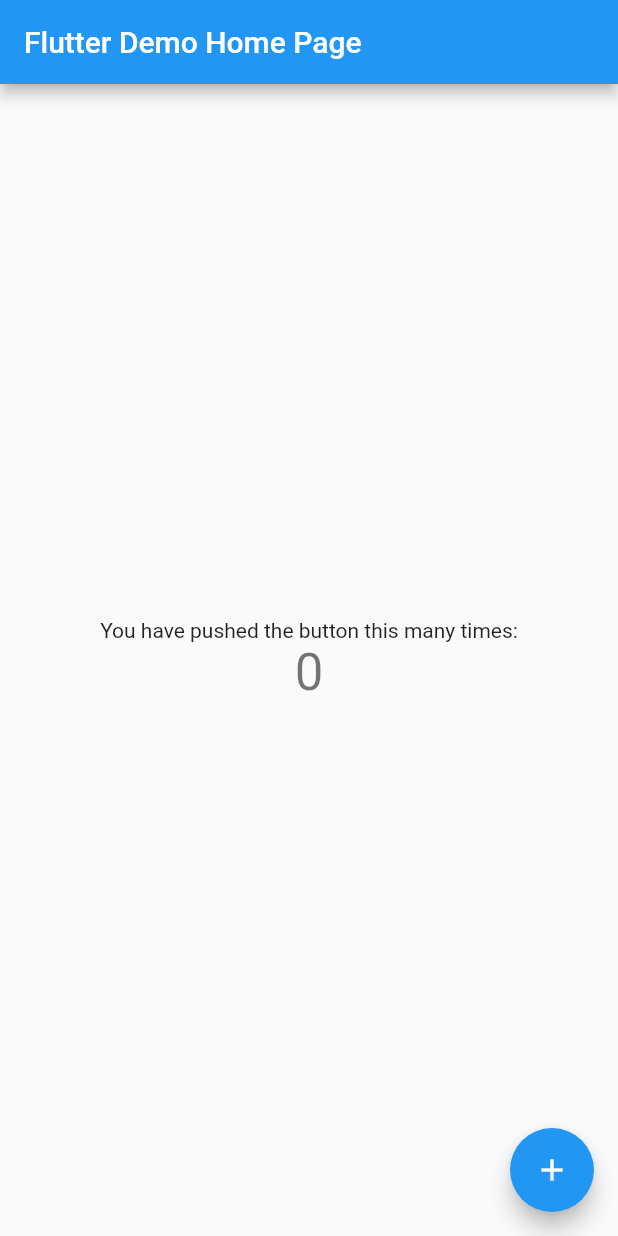
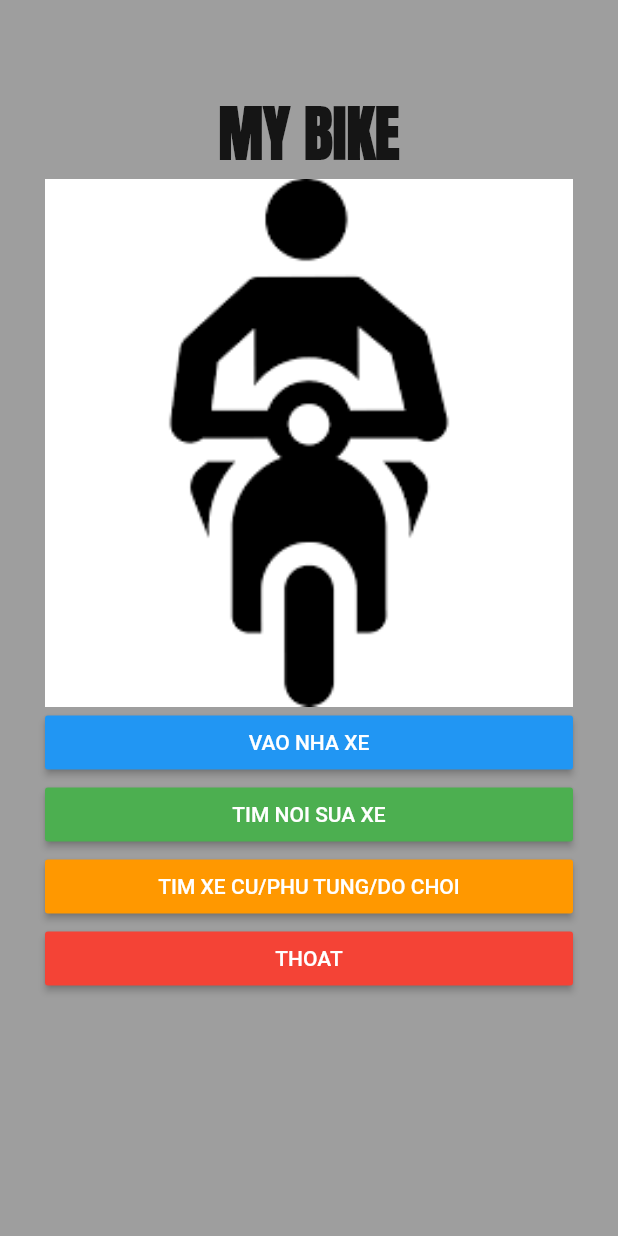
Before and after one commit to nguyenqhuy1512/my_bike, a Flutter app: the screen it shows after launch, on a phone screen of 412 x 824 dp. Run offline on Flutter 3.47's test engine with Material 2 defaults, Android fonts, the phone set to English and light mode, and no system bars.

Commit message:
home and garage commit

```diff
--- a/lib/main.dart
+++ b/lib/main.dart
@@ -1,117 +1,12 @@
 import 'package:flutter/material.dart';
+import 'package:my_bike/screens/home.dart';
+import 'package:my_bike/screens/garages.dart';
 
 void main() {
-  runApp(MyApp());
+  runApp(
+    MaterialApp(
+      home: Home(),
+      //home: Garages(),
+    )
+  );
 }
-
-class MyApp extends StatelessWidget {
-  // This widget is the root of your application.
-  @override
-  Widget build(BuildContext context) {
-    return MaterialApp(
-      title: 'Flutter Demo',
-      theme: ThemeData(
-        // This is the theme of your application.
-        //
-        // Try running your application with "flutter run". You'll see the
-        // application has a blue toolbar. Then, without quitting the app, try
-        // changing the primarySwatch below to Colors.green and then invoke
-        // "hot reload" (press "r" in the console where you ran "flutter run",
-        // or simply save your changes to "hot reload" in a Flutter IDE).
-        // Notice that the counter didn't reset back to zero; the application
-        // is not restarted.
-        primarySwatch: Colors.blue,
-        // This makes the visual density adapt to the platform that you run
-        // the app on. For desktop platforms, the controls will be smaller and
-        // closer together (more dense) than on mobile platforms.
-        visualDensity: VisualDensity.adaptivePlatformDensity,
-      ),
-      home: MyHomePage(title: 'Flutter Demo Home Page'),
-    );
-  }
-}
-
-class MyHomePage extends StatefulWidget {
-  MyHomePage({Key key, this.title}) : super(key: key);
-
-  // This widget is the home page of your application. It is stateful, meaning
-  // that it has a State object (defined below) that contains fields that affect
-  // how it looks.
-
-  // This class is the configuration for the state. It holds the values (in this
-  // case the title) provided by the parent (in this case the App widget) and
-  // used by the build method of the State. Fields in a Widget subclass are
-  // always marked "final".
-
-  final String title;
-
-  @override
-  _MyHomePageState createState() => _MyHomePageState();
-}
-
-class _MyHomePageState extends State<MyHomePage> {
-  int _counter = 0;
-
-  void _incrementCounter() {
-    setState(() {
-      // This call to setState tells the Flutter framework that something has
-      // changed in this State, which causes it to rerun the build method below
-      // so that the display can reflect the updated values. If we changed
-      // _counter without calling setState(), then the build method would not be
-      // called again, and so nothing would appear to happen.
-      _counter++;
-    });
-  }
-
-  @override
-  Widget build(BuildContext context) {
-    // This method is rerun every time setState is called, for instance as done
-    // by the _incrementCounter method above.
-    //
-    // The Flutter framework has been optimized to make rerunning build methods
-    // fast, so that you can just rebuild anything that needs updating rather
-    // than having to individually change instances of widgets.
-    return Scaffold(
-      appBar: AppBar(
-        // Here we take the value from the MyHomePage object that was created by
-        // the App.build method, and use it to set our appbar title.
-        title: Text(widget.title),
-      ),
-      body: Center(
-        // Center is a layout widget. It takes a single child and positions it
-        // in the middle of the parent.
-        child: Column(
-          // Column is also a layout widget. It takes a list of children and
-          // arranges them vertically. By default, it sizes itself to fit its
-          // children horizontally, and tries to be as tall as its parent.
-          //
-          // Invoke "debug painting" (press "p" in the console, choose the
-          // "Toggle Debug Paint" action from the Flutter Inspector in Android
-          // Studio, or the "Toggle Debug Paint" command in Visual Studio Code)
-          // to see the wireframe for each widget.
-          //
-          // Column has various properties to control how it sizes itself and
-          // how it positions its children. Here we use mainAxisAlignment to
-          // center the children vertically; the main axis here is the vertical
-          // axis because Columns are vertical (the cross axis would be
-          // horizontal).
-          mainAxisAlignment: MainAxisAlignment.center,
-          children: <Widget>[
-            Text(
-              'You have pushed the button this many times:',
-            ),
-            Text(
-              '$_counter',
-              style: Theme.of(context).textTheme.headline4,
-            ),
-          ],
-        ),
-      ),
-      floatingActionButton: FloatingActionButton(
-        onPressed: _incrementCounter,
-        tooltip: 'Increment',
-        child: Icon(Icons.add),
-      ), // This trailing comma makes auto-formatting nicer for build methods.
-    );
-  }
-}
--- /dev/null
+++ b/lib/screens/home.dart
@@ -0,0 +1,79 @@
+import 'package:flutter/material.dart';
+import 'package:my_bike/screens/garages.dart';
+
+class Home extends StatelessWidget {
+  @override
+  Widget build(BuildContext context) {
+    return Scaffold(
+      backgroundColor: Colors.grey,
+      body: Padding(
+        padding: EdgeInsets.fromLTRB(30.0, 60.0, 30.0, 0.0),
+        child: Column(
+          mainAxisAlignment: MainAxisAlignment.start,
+          crossAxisAlignment: CrossAxisAlignment.stretch,
+          children: <Widget>[
+            Center(
+              child: Text(
+                'MY BIKE',
+                style: TextStyle(
+                  fontFamily: 'Anton',
+                  fontWeight: FontWeight.bold,
+                  fontSize: 40.0,
+                ),
+              ),
+            ),
+            Image(
+              image: AssetImage('assets/images.png'),
+              fit: BoxFit.fill,
+            ),
+            RaisedButton(
+              onPressed: (){
+                Navigator.push(
+                  context,
+                  MaterialPageRoute(builder: (context) => Garages()),
+                );
+              },
+              color: Colors.blue[500],
+              child: Text(
+                'VAO NHA XE',
+                style: TextStyle(
+                  color: Colors.white,
+                ),
+              ),
+            ),
+            RaisedButton(
+              onPressed: (){},
+              color: Colors.green[500],
+              child: Text(
+                'TIM NOI SUA XE',
+                style: TextStyle(
+                  color: Colors.white,
+                ),
+              ),
+            ),
+            RaisedButton(
+              onPressed: (){},
+              color: Colors.orange[500],
+              child: Text(
+                'TIM XE CU/PHU TUNG/DO CHOI',
+                style: TextStyle(
+                  color: Colors.white,
+                ),
+              ),
+            ),
+            RaisedButton(
+              onPressed: (){},
+              color: Colors.red[500],
+              child: Text(
+                'THOAT',
+                style: TextStyle(
+                  color: Colors.white,
+                ),
+              ),
+            ),
+          ],
+        )
+      ),
+    );
+  }
+}
```
Also changed, not shown: lib/models/garages_model.dart (added, +8 -0 lines), lib/screens/garages.dart (added, +101 -0 lines), pubspec.yaml (+6 -6 lines), assets/12345.jpg (added), assets/images.png (added), fonts/Anton-Regular.ttf (added), 1 other file.
